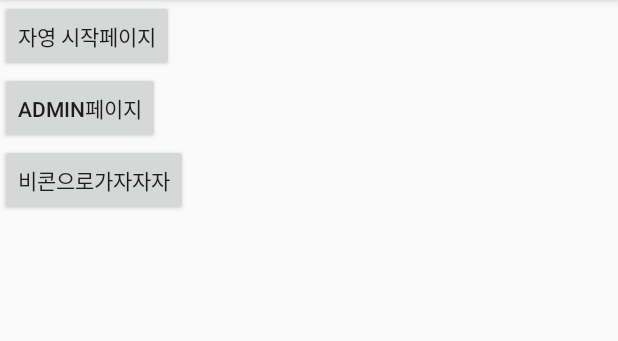
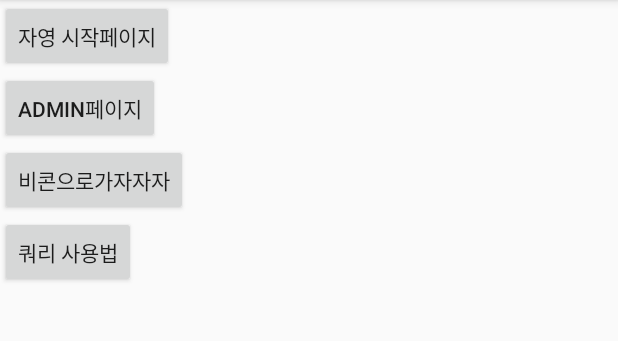
Before and after one commit to Kangzingu/Konkuk-Smart-eCampus, an Android app: the screen it shows after launch (TempActivity), on a phone screen of 412 x 824 dp, the part 84-425 px from its top. Run offline under Robolectric (Android 15) with nearby library versions, the phone set to English and light mode, and no system bars; our stand-ins replace Firebase (no records; nobody signed in at launch, a user with empty details on screens opened directly); libraries missing offline, so code that uses them is left out: com.estimote.sdk; 3 statements that could not run were skipped.

Commit message:
쿼리 사용법 안내 Activity 추가

```diff
--- a/app/src/main/java/kksy/konkuk_smart_ecampus/TempActivity.java
+++ b/app/src/main/java/kksy/konkuk_smart_ecampus/TempActivity.java
@@ -41,4 +41,10 @@ public class TempActivity extends AppCompatActivity {
         startActivity(intent);
         finish();
     }
+
+    public void gotoQuerySampleActivity(View view) {
+        Intent intent = new Intent(this, QuerySampleActivity.class);
+        startActivity(intent);
+        finish();
+    }
 }
--- a/app/src/main/res/layout/activity_temp.xml
+++ b/app/src/main/res/layout/activity_temp.xml
@@ -34,4 +34,14 @@
         android:text="비콘으로가자자자"
         tools:layout_editor_absoluteX="148dp"
         tools:layout_editor_absoluteY="1dp"/>
+
+    <Button
+        android:onClick="gotoQuerySampleActivity"
+        android:id="@+id/gotoQuerySampleActivity"
+        android:layout_width="wrap_content"
+        android:layout_height="wrap_content"
+        android:text="쿼리 사용법"
+        tools:layout_editor_absoluteX="148dp"
+        tools:layout_editor_absoluteY="26dp" />
+
 </LinearLayout>
```
Also changed, not shown: app/src/main/AndroidManifest.xml (+7 -14 lines), app/src/main/java/kksy/konkuk_smart_ecampus/MyDBHandler.java (+6 -2 lines), app/src/main/java/kksy/konkuk_smart_ecampus/QuerySampleActivity.java (added, +13 -0 lines), app/src/main/res/layout/activity_query_sample.xml (added, +9 -0 lines).
